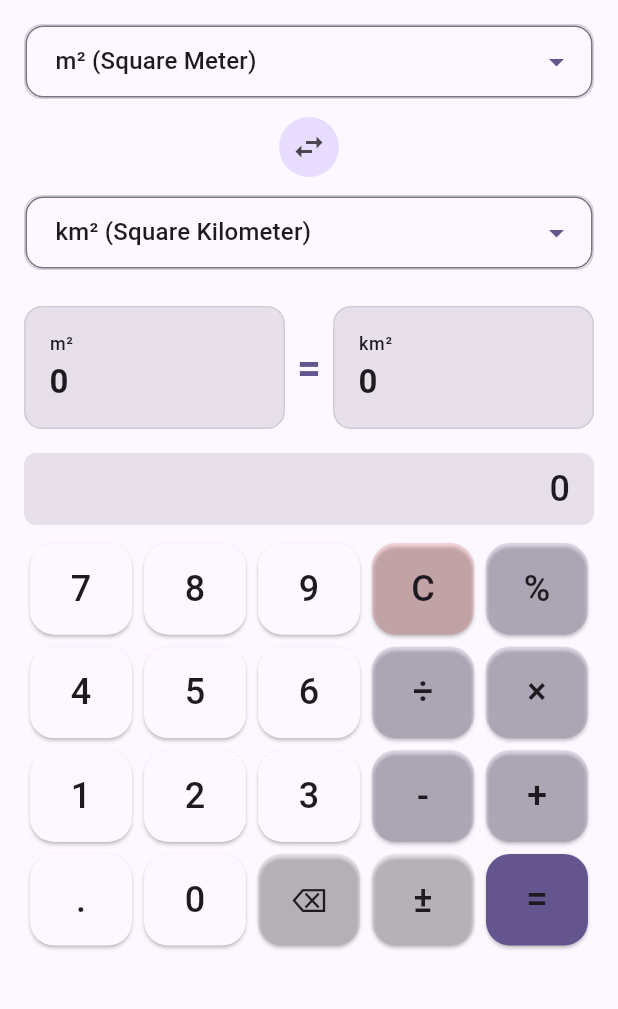
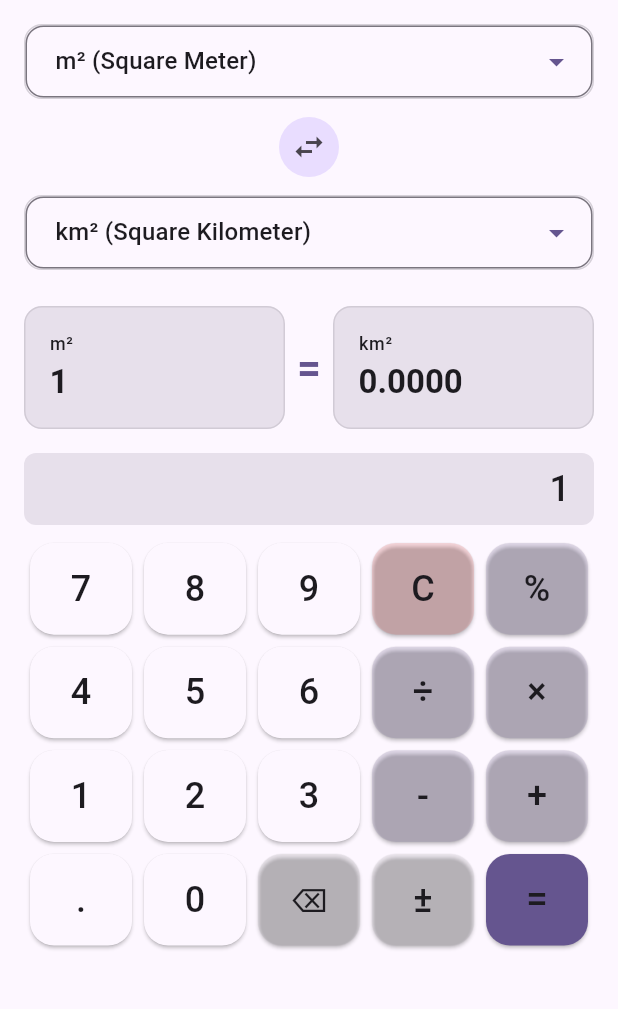
Before and after one commit to ycforward/omnibus_converter, a Flutter app: the screen it shows after launch, after a tap on "Area", on a phone screen of 412 x 824 dp, the part 84-1093 px from its top. Run offline on Flutter 3.47's test engine with Material 3 defaults, Android fonts, the phone set to English and light mode, and no system bars; our stand-ins replace flutter_dotenv, math_expressions, shared_preferences; network calls fail.

Commit message:
Add default value '1' for all converters and refresh button for currency
Changes:
1. Default Value Improvement:
   - All converter types now start with '1' instead of empty value
   - Provides immediate conversion results on app load
   - Consistent behavior across all converter types

2. Currency Refresh Button:
   - Add refresh button in currency converter info section
   - Allows immediate exchange rate refresh without waiting 10 minutes
   - Shows loading indicator during refresh
   - Displays success/error messages
   - Button only appears for currency conversions

3. Bug Fixes:
   - Add mounted check in _checkFavoriteStatus to prevent setState after dispose
   - Improved error handling and user feedback

Technical Implementation:
- Modified _initializeSourceValue() to use '1' for all converter types
- Added _refreshExchangeRates() method with loading state management
- Added refresh button with proper UI feedback
- All 79 tests passing

```diff
--- a/lib/screens/converter_screen.dart
+++ b/lib/screens/converter_screen.dart
@@ -28,6 +28,7 @@ class _ConverterScreenState extends State<ConverterScreen> {
   String _sourceValue = '';
   bool _isLoading = false;
   bool _isFavorite = false;
+  bool _isRefreshing = false;
 
   // Key to force rebuild of currency selectors when starred currencies change
   Key _fromSelectorKey = UniqueKey();
@@ -87,7 +88,8 @@ class _ConverterScreenState extends State<ConverterScreen> {
       // Use remembered source value or default to "1"
       _sourceValue = SessionMemoryService.getLastSourceValue();
     } else {
-      _sourceValue = '';
+      // All other converter types should also start with "1"
+      _sourceValue = '1';
     }
   }
 
@@ -98,9 +100,11 @@ class _ConverterScreenState extends State<ConverterScreen> {
         _fromUnit,
         _toUnit,
       );
-      setState(() {
-        _isFavorite = isFavorite;
-      });
+      if (mounted) {
+        setState(() {
+          _isFavorite = isFavorite;
+        });
+      }
     }
   }
 
@@ -126,6 +130,49 @@ class _ConverterScreenState extends State<ConverterScreen> {
           ),
         );
       }
+    }
+  }
+
+  Future<void> _refreshExchangeRates() async {
+    if (_isRefreshing) return;
+
+    setState(() {
+      _isRefreshing = true;
+    });
+
+    try {
+      // Clear the cache to force fresh data
+      await ExchangeRateService.clearCache();
+
+      // Fetch fresh rates
+      await ExchangeRateService.getExchangeRates();
+
+      // Perform conversion again with fresh rates
+      if (_sourceValue.isNotEmpty) {
+        _convertLive(_sourceValue);
+      }
+
+      if (mounted) {
+        ScaffoldMessenger.of(context).showSnackBar(
+          const SnackBar(
+            content: Text('Exchange rates refreshed'),
+            duration: Duration(seconds: 2),
+          ),
+        );
+      }
+    } catch (e) {
+      if (mounted) {
+        ScaffoldMessenger.of(context).showSnackBar(
+          SnackBar(
+            content: Text('Error refreshing rates: $e'),
+            duration: const Duration(seconds: 2),
+          ),
+        );
+      }
+    } finally {
+      setState(() {
+        _isRefreshing = false;
+      });
     }
   }
 
@@ -541,6 +588,21 @@ class _ConverterScreenState extends State<ConverterScreen> {
                           ),
                         ),
                       ),
+                      const SizedBox(width: 8),
+                      _isRefreshing
+                          ? const SizedBox(
+                              width: 16,
+                              height: 16,
+                              child: CircularProgressIndicator(strokeWidth: 2),
+                            )
+                          : IconButton(
+                              onPressed: _refreshExchangeRates,
+                              icon: const Icon(Icons.refresh),
+                              iconSize: 20,
+                              padding: EdgeInsets.zero,
+                              constraints: const BoxConstraints(minWidth: 32, minHeight: 32),
+                              tooltip: 'Refresh exchange rates',
+                            ),
                     ],
                   ),
                 ),
```
